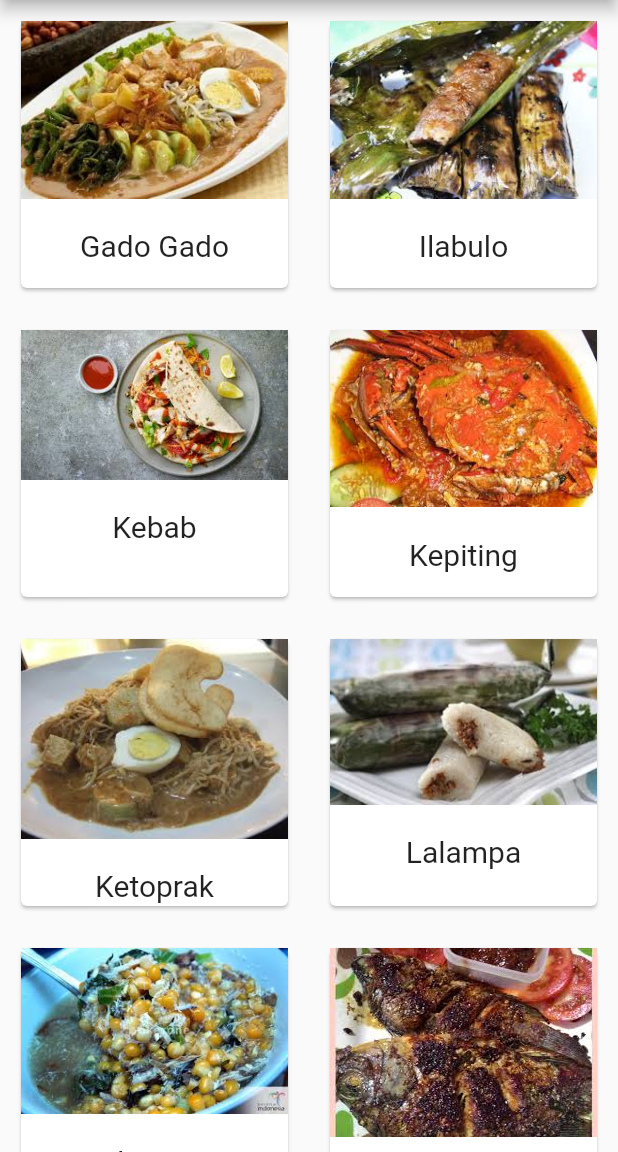
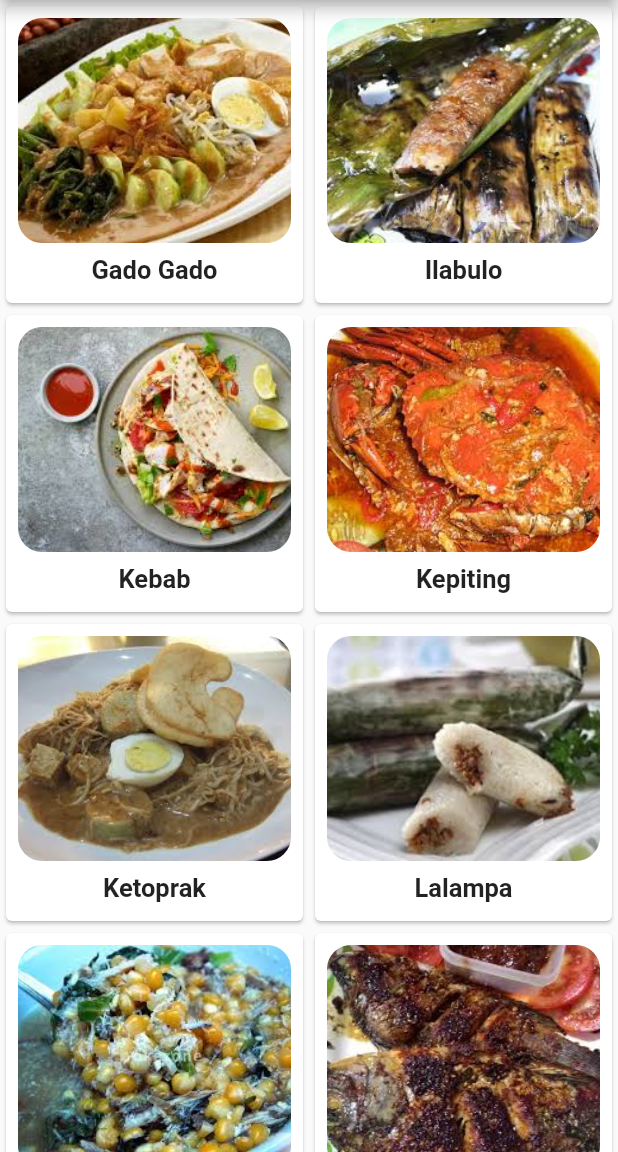
Before and after one commit to basriumar12/DicodingFLutterAcademy, a Flutter app: the screen it shows after launch, on a phone screen of 412 x 824 dp, the part 84-1236 px from its top. Run offline on Flutter 3.47's test engine with Material 2 defaults, Android fonts, the phone set to English and light mode, and no system bars.

Commit message:
new style for task one
another example for task one

```diff
--- a/lib/main.dart
+++ b/lib/main.dart
@@ -1,218 +1,226 @@
 import 'package:flutter/material.dart';
-
-void main() {
-  runApp(new MaterialApp(
-    title: "Makanan Enak",
-    home: new Main(),
-  ));
-}
-
-class Main extends StatefulWidget {
-  @override
-  _MainState createState() => new _MainState();
-}
-
-class _MainState extends State<Main> {
-  List<Container> daftarMakanan = new List();
-
-  var makanan = [
-    {"nama": "Gado Gado", "detail": "Gado-gado adalah makanan terenak dan terlejat dari sayuran","gambar": "gado.jpg"},
-    {"nama": "Ilabulo", "detail": "Ilabulo adalah makanan dari gorontalo yang enak dan lezat terbuat dari sagu","gambar": "ilabulo.jpg"},
-    {"nama": "Kebab", "detail": "Kebab isi macam-macam makanan yang berasal dari arab saudi yang lezat banget loh","gambar": "kebab.jpg"},
-    {"nama": "Kepiting", "detail": "kepiting saus padang sangat lezat dan enak, dimakan pakai nasi panas, uhh lezat banget","gambar": "kepiting.jpg"},
-    {"nama": "Ketoprak", "detail": "Ketoprak Cirebon yang selalu ada di malam hari, terbuat dari lontong dan saus kacang yang lezatnya membahana","gambar": "ketoprak.jpg"},
-
-    {"nama": "Lalampa", "detail": "Lalampa enak dimakan ketika panas, lalampa berisi nasi dan suir ikan, yang di buungkus dengan daun","gambar": "lalampa.jpg"},
-
-    {"nama": "Milu Siram", "detail": "Milu siram yaitu makanan dari gorontalo, terbuat dari jagung dan campuran kelapa yang enak dimakan dengan ikan cakalang dan dabu-dabu tumbuh","gambar": "milu.jpg"},
-
-    {"nama": "Mujair", "detail": "Mujair Bakar enak di sajikan dengan dabu-dabu tumbuh yang di goreng, rasa gak usah ditanya karena sangat enak dan lezat","gambar": "mujair.jpg"},
-
-    {"nama": "Nasi Kuning", "detail": "Nasi Kuning ada di semua daerah, biasanya di buat ketika ada yang berulang tahun","gambar": "nasikuning.jpg"},
-
-    {"nama": "Nasi Padang", "detail": "Siapa yang gak kenal nasi padang? wew nasi padang gak usah di tanya kelazatannya, di setiap daerah kita bisa jumpai warung padang dengan aneka ragam lauk dan sayurnya yang enak","gambar": "nasipadang.jpg"},
-
-    {"nama": "Nila", "detail": "Ikan nila, siapa yang sudah pernah rasa ikan satu ini, ikan nila enak di bakar dan di sajikan dengan sambal roa yang pedas banget","gambar": "nila.jpg"},
-
-    {"nama": "onde", "detail": "Onde-onde, satu jajanan ini enak loh, familiar kita dapatin di stree food, isinya macam-macam, ada kacang hijau, coklat, keju dan lain sebagainya","gambar": "onde.jpg"},
-
-    {"nama": "Popolulu", "detail": "Popolulu, ada yag tau jajanan ini ? ini jajanan berasal dari gorontalo loh, jajanan ini enak banget, apalagi dimakan ketika masih panas, gak kebayang lezatnya. Biasanya isinya ada ubi dan kacang ijo","gambar": "popolulu.jpg"},
-
-    {"nama": "Soto", "detail": "Soto, salah satu street food yang sering kita temui di jalanan yah, rasanya khas banget dan enak jika dimakan dikala cuaca dingin","gambar": "soto.jpg"},
-
-    {"nama": "Tuna", "detail": "Ikan Tuna, ada yang pernah makan ikan tuna? ikan ini salah satu spesies ikan besar yang dagingnya enak banget ya, karena ikan ini bisa di buat apa aja, dibakar, di goreng apalagi di sate pakai dabu-dabu pedas, woww....!! ","gambar": "tuna.jpg"},
+import 'package:flutter_app/screen/home.dart';
 
 
-  ];
 
-  _makeAlist() async {
-    for (var i = 0; i < makanan.length; i++) {
-      final loopingMakanan = makanan[i];
-      final String gambar = loopingMakanan["gambar"];
+void main() => runApp(MaterialApp(
+  home : Home(),
+  debugShowCheckedModeBanner: false,
+));
 
-      daftarMakanan.add(new Container(
-          padding: new EdgeInsets.all(10.0),
-          child: new Card(
-              child: new Column(
-                children: <Widget>[
-                  new Hero(
-                    tag: loopingMakanan['nama'],
-                    child: new Material(
-                      //memperbasar/memeprkecil animasi
-                      child: new InkWell(
-                        onTap: () =>
-                            Navigator.of(context).push(new MaterialPageRoute(
-                              builder: (BuildContext context) => new DetailMakanan(
-                                namaMakanan: loopingMakanan['nama'],
-                                detailMakanan: loopingMakanan['detail'],
-                                gambarMakanan: gambar,
-                              ),
-                            )),
-                        child: new Image.asset(
-                          "img/$gambar",
-                          fit: BoxFit.cover,
-                        ),
-                      ),
-                    ),
-                  ),
-                  new Padding(
-                    padding: new EdgeInsets.all(10.0),
-                  ),
-                  new Text(
-                    loopingMakanan['nama'],
-                    style: new TextStyle(fontSize: 20.0),
-                  )
-                ],
-              ))));
-    }
-  }
+// void main() {
+//   runApp(new MaterialApp(
+//     title: "Makanan Enak",
+//     home: new Main(),
+//   ));
+// }
 
-  @override
-  void initState() {
-    _makeAlist();
-    super.initState();
-  }
+// class Main extends StatefulWidget {
+//   @override
+//   _MainState createState() => new _MainState();
+// }
 
-  @override
-  Widget build(BuildContext context) {
-    return new Scaffold(
-      appBar: new AppBar(
-        title: new Text(
-          "Makanan",
-          style: new TextStyle(color: Colors.white),
-        ),
-      ),
-      body: new GridView.count(
-        crossAxisCount: 2,
-        children: daftarMakanan,
-      ),
-    );
-  }
-}
+// class _MainState extends State<Main> {
+//   List<Container> daftarMakanan = new List();
 
-class DetailMakanan extends StatelessWidget {
-  DetailMakanan({this.namaMakanan, this.detailMakanan, this.gambarMakanan});
-  final String namaMakanan;
-  final String detailMakanan;
-  final String gambarMakanan;
+//   var makanan = [
+//     {"nama": "Gado Gado", "detail": "Gado-gado adalah makanan terenak dan terlejat dari sayuran","gambar": "gado.jpg"},
+//     {"nama": "Ilabulo", "detail": "Ilabulo adalah makanan dari gorontalo yang enak dan lezat terbuat dari sagu","gambar": "ilabulo.jpg"},
+//     {"nama": "Kebab", "detail": "Kebab isi macam-macam makanan yang berasal dari arab saudi yang lezat banget loh","gambar": "kebab.jpg"},
+//     {"nama": "Kepiting", "detail": "kepiting saus padang sangat lezat dan enak, dimakan pakai nasi panas, uhh lezat banget","gambar": "kepiting.jpg"},
+//     {"nama": "Ketoprak", "detail": "Ketoprak Cirebon yang selalu ada di malam hari, terbuat dari lontong dan saus kacang yang lezatnya membahana","gambar": "ketoprak.jpg"},
 
-  @override
-  Widget build(BuildContext context) {
-    return new Scaffold(
-      body: new ListView(
-        children: <Widget>[
-          new Container(
-              height: 240.0,
-              child: new Hero(
-                tag: namaMakanan,
-                child: new Material(
-                  child: new InkWell(
-                    child: new Image.asset(
-                      "img/$gambarMakanan",
-                      fit: BoxFit.cover,
-                    ),
-                  ),
-                ),
-              )),
-          new BagianNamaMakanan(
-            namaVar: namaMakanan,
-          ),
-         // new BagianIcon(),
-          new DetailMakananPage(
-            detailMakanan: detailMakanan,
-          ),
-        ],
-      ),
-    );
-  }
-}
+//     {"nama": "Lalampa", "detail": "Lalampa enak dimakan ketika panas, lalampa berisi nasi dan suir ikan, yang di buungkus dengan daun","gambar": "lalampa.jpg"},
 
-class BagianNamaMakanan extends StatelessWidget {
-  BagianNamaMakanan({this.namaVar});
-  final String namaVar;
+//     {"nama": "Milu Siram", "detail": "Milu siram yaitu makanan dari gorontalo, terbuat dari jagung dan campuran kelapa yang enak dimakan dengan ikan cakalang dan dabu-dabu tumbuh","gambar": "milu.jpg"},
 
-  @override
-  Widget build(BuildContext context) {
-    return new Container(
-      padding: new EdgeInsets.all(10.0),
-      child: new Row(
-        children: <Widget>[
-          new Expanded(
-            child: new Column(
-              crossAxisAlignment: CrossAxisAlignment.start,
-              children: <Widget>[
-                new Text(
-                  namaVar,
-                  style: new TextStyle(fontSize: 20.0, color: Colors.red),
-                ),
-                new Text(
-                  "",
-                  style: new TextStyle(fontSize: 17.0, color: Colors.white10),
-                ),
-              ],
-            ),
-          ),
-          new Row(
-            children: <Widget>[
-              new Icon(
-                Icons.star,
-                size: 30.0,
-                color: Colors.red,
-              ),
-              new Text(
-                "5",
-                style: new TextStyle(fontSize: 18.0),
-              )
-            ],
-          )
-        ],
-      ),
-    );
-  }
-}
+//     {"nama": "Mujair", "detail": "Mujair Bakar enak di sajikan dengan dabu-dabu tumbuh yang di goreng, rasa gak usah ditanya karena sangat enak dan lezat","gambar": "mujair.jpg"},
+
+//     {"nama": "Nasi Kuning", "detail": "Nasi Kuning ada di semua daerah, biasanya di buat ketika ada yang berulang tahun","gambar": "nasikuning.jpg"},
+
+//     {"nama": "Nasi Padang", "detail": "Siapa yang gak kenal nasi padang? wew nasi padang gak usah di tanya kelazatannya, di setiap daerah kita bisa jumpai warung padang dengan aneka ragam lauk dan sayurnya yang enak","gambar": "nasipadang.jpg"},
+
+//     {"nama": "Nila", "detail": "Ikan nila, siapa yang sudah pernah rasa ikan satu ini, ikan nila enak di bakar dan di sajikan dengan sambal roa yang pedas banget","gambar": "nila.jpg"},
+
+//     {"nama": "onde", "detail": "Onde-onde, satu jajanan ini enak loh, familiar kita dapatin di street food, isinya macam-macam, ada kacang hijau, coklat, keju dan lain sebagainya","gambar": "onde.jpg"},
+
+//     {"nama": "Popolulu", "detail": "Popolulu, ada yag tau jajanan ini ? ini jajanan berasal dari gorontalo loh, jajanan ini enak banget, apalagi dimakan ketika masih panas, gak kebayang lezatnya. Biasanya isinya ada ubi dan kacang ijo","gambar": "popolulu.jpg"},
+
+//     {"nama": "Soto", "detail": "Soto, salah satu street food yang sering kita temui di jalanan yah, rasanya khas banget dan enak jika dimakan dikala cuaca dingin","gambar": "soto.jpg"},
+
+//     {"nama": "Tuna", "detail": "Ikan Tuna, ada yang pernah makan ikan tuna? ikan ini salah satu spesies ikan besar yang dagingnya enak banget ya, karena ikan ini bisa di buat apa aja, dibakar, di goreng apalagi di sate pakai dabu-dabu pedas, woww....!! ","gambar": "tuna.jpg"},
+
+
+//   ];
+
+//   _makeAlist() async {
+//     for (var i = 0; i < makanan.length; i++) {
+//       final loopingMakanan = makanan[i];
+//       final String gambar = loopingMakanan["gambar"];
+
+//       daftarMakanan.add(new Container(
+//           padding: new EdgeInsets.all(10.0),
+//           child: new Card(
+//               child: new Column(
+//                 children: <Widget>[
+//                   new Hero(
+//                     tag: loopingMakanan['nama'],
+//                     child: new Material(
+//                       //memperbasar/memeprkecil animasi
+//                       child: new InkWell(
+//                         onTap: () =>
+//                             Navigator.of(context).push(new MaterialPageRoute(
+//                               builder: (BuildContext context) => new DetailMakanan(
+//                                 namaMakanan: loopingMakanan['nama'],
+//                                 detailMakanan: loopingMakanan['detail'],
+//                                 gambarMakanan: gambar,
+//                               ),
+//                             )),
+//                         child: new Image.asset(
+//                           "img/$gambar",
+//                           fit: BoxFit.cover,
+//                         ),
+//                       ),
+//                     ),
+//                   ),
+//                   new Padding(
+//                     padding: new EdgeInsets.all(10.0),
+//                   ),
+//                   new Text(
+//                     loopingMakanan['nama'],
+//                     style: new TextStyle(fontSize: 20.0),
+//                   )
+//                 ],
+//               ))));
+//     }
+//   }
+
+//   @override
+//   void initState() {
+//     _makeAlist();
+//     super.initState();
+//   }
+
+//   @override
+//   Widget build(BuildContext context) {
+//     return new Scaffold(
+//       appBar: new AppBar(
+//         title: new Text(
+//           "Makanan",
+//           style: new TextStyle(color: Colors.white),
+//         ),
+//       ),
+//       body: new GridView.count(
+//         crossAxisCount: 2,
+//         children: daftarMakanan,
+//       ),
+//     );
+//   }
+// }
+
+// class DetailMakanan extends StatelessWidget {
+//   DetailMakanan({this.namaMakanan, this.detailMakanan, this.gambarMakanan});
+//   final String namaMakanan;
+//   final String detailMakanan;
+//   final String gambarMakanan;
+
+//   @override
+//   Widget build(BuildContext context) {
+//     return new Scaffold(
+//       body: new ListView(
+//         children: <Widget>[
+//           new Container(
+//               height: 240.0,
+//               child: new Hero(
+//                 tag: namaMakanan,
+//                 child: new Material(
+//                   child: new InkWell(
+//                     child: new Image.asset(
+//                       "img/$gambarMakanan",
+//                       fit: BoxFit.cover,
+//                     ),
+//                   ),
+//                 ),
+//               )),
+//           new BagianNamaMakanan(
+//             namaVar: namaMakanan,
+//           ),
+//          // new BagianIcon(),
+//           new DetailMakananPage(
+//             detailMakanan: detailMakanan,
+//           ),
+//         ],
+//       ),
+//     );
+//   }
+// }
+
+// class BagianNamaMakanan extends StatelessWidget {
+//   BagianNamaMakanan({this.namaVar});
+//   final String namaVar;
+
+//   @override
+//   Widget build(BuildContext context) {
+//     return new Container(
+//       padding: new EdgeInsets.all(10.0),
+//       child: new Row(
+//         children: <Widget>[
+//           new Expanded(
+//             child: new Column(
+//               crossAxisAlignment: CrossAxisAlignment.start,
+//               children: <Widget>[
+//                 new Text(
+//                   namaVar,
+//                   style: new TextStyle(fontSize: 20.0, color: Colors.red),
+//                 ),
+//                 new Text(
+//                   "",
+//                   style: new TextStyle(fontSize: 17.0, color: Colors.white10),
+//                 ),
+//               ],
+//             ),
+//           ),
+//           new Row(
+//             children: <Widget>[
+//               new Icon(
+//                 Icons.star,
+//                 size: 30.0,
+//                 color: Colors.red,
+//               ),
+//               new Text(
+//                 "5",
+//                 style: new TextStyle(fontSize: 18.0),
+//               )
+//             ],
+//           )
+//         ],
+//       ),
+//     );
+//   }
+// }
 
 
 
 
-class DetailMakananPage extends StatelessWidget {
+// class DetailMakananPage extends StatelessWidget {
 
-  DetailMakananPage({this.detailMakanan});
-  final String detailMakanan;
-  @override
-  Widget build(BuildContext context) {
-    return new Container(
-      padding: new EdgeInsets.all(10.0),
-      child: new Card(
-        child: new Padding(
-          padding: const EdgeInsets.all(10.0),
-          child: new Text(
-            detailMakanan
-          ,
-            style: new TextStyle(fontSize: 18.0),
-            textAlign: TextAlign.justify,
-          ),
-        ),
-      ),
-    );
-  }
-}
+//   DetailMakananPage({this.detailMakanan});
+//   final String detailMakanan;
+//   @override
+//   Widget build(BuildContext context) {
+//     return new Container(
+//       padding: new EdgeInsets.all(10.0),
+//       child: new Card(
+//         child: new Padding(
+//           padding: const EdgeInsets.all(10.0),
+//           child: new Text(
+//             detailMakanan
+//           ,
+//             style: new TextStyle(fontSize: 18.0),
+//             textAlign: TextAlign.justify,
+//           ),
+//         ),
+//       ),
+//     );
+//   }
+// }
--- /dev/null
+++ b/lib/model/model.dart
@@ -0,0 +1,31 @@
+class DataItem{
+  String nama;
+  String detail;
+  String gambar;
+
+  DataItem(
+    this.nama,
+    this.detail,
+    this.gambar
+  );
+
+}
+
+final List<DataItem> data =[
+    DataItem('Gado Gado',  'Gado-gado adalah makanan terenak dan terlejat dari sayuran', 'img/gado.jpg'),
+    DataItem('Ilabulo',  'Ilabulo adalah makanan dari gorontalo yang enak dan lezat terbuat dari sagu', 'img/ilabulo.jpg'),
+    DataItem('Kebab',  'Kebab isi macam-macam makanan yang berasal dari arab saudi yang lezat banget loh', 'img/kebab.jpg'),
+    DataItem('Kepiting',  'kepiting saus padang sangat lezat dan enak, dimakan pakai nasi panas, uhh lezat banget', 'img/kepiting.jpg'),
+    DataItem('Ketoprak',  'Ketoprak Cirebon yang selalu ada di malam hari, terbuat dari lontong dan saus kacang yang lezatnya membahana', 'img/ketoprak.jpg'),
+    DataItem('Lalampa',  'Lalampa enak dimakan ketika panas, lalampa berisi nasi dan suir ikan, yang di buungkus dengan daun', 'img/lalampa.jpg'),
+    DataItem('Milu Siram',  'Milu siram yaitu makanan dari gorontalo, terbuat dari jagung dan campuran kelapa yang enak dimakan dengan ikan cakalang dan dabu-dabu tumbuh', 'img/milu.jpg'),
+    DataItem('Mujair',  'Mujair Bakar enak di sajikan dengan dabu-dabu tumbuh yang di goreng, rasa gak usah ditanya karena sangat enak dan lezat', 'img/mujair.jpg'),
+    DataItem('Nasi Kuning',  'Nasi Kuning ada di semua daerah, biasanya di buat ketika ada yang berulang tahun', 'img/nasikuning.jpg'),
+    DataItem('Nasi Padang',  'Siapa yang gak kenal nasi padang? wew nasi padang gak usah di tanya kelazatannya, di setiap daerah kita bisa jumpai warung padang dengan aneka ragam lauk dan sayurnya yang enak', 'img/nasipadang.jpg'),
+    DataItem('Nila',  'Ikan nila, siapa yang sudah pernah rasa ikan satu ini, ikan nila enak di bakar dan di sajikan dengan sambal roa yang pedas banget', 'img/nila.jpg'),
+    DataItem('onde',  'Onde-onde, satu jajanan ini enak loh, familiar kita dapatin di street food, isinya macam-macam, ada kacang hijau, coklat, keju dan lain sebagainya', 'img/onde.jpg'),
+    DataItem('Popolulu',  'Popolulu, ada yag tau jajanan ini ? ini jajanan berasal dari gorontalo loh, jajanan ini enak banget, apalagi dimakan ketika masih panas, gak kebayang lezatnya. Biasanya isinya ada ubi dan kacang ijo', 'img/popolulu.jpg'),
+    DataItem('Soto',  'Soto, salah satu street food yang sering kita temui di jalanan yah, rasanya khas banget dan enak jika dimakan dikala cuaca dingin', 'img/soto.jpg'),
+    DataItem('Tuna',  'Ikan Tuna, ada yang pernah makan ikan tuna? ikan ini salah satu spesies ikan besar yang dagingnya enak banget ya, karena ikan ini bisa di buat apa aja, dibakar, di goreng apalagi di sate pakai dabu-dabu pedas, woww....!! ', 'img/tuna.jpg'),
+
+];
--- /dev/null
+++ b/lib/screen/home.dart
@@ -0,0 +1,92 @@
+import 'package:flutter/material.dart';
+import 'package:flutter_app/model/model.dart';
+import 'package:flutter_app/screen/detail.dart';
+
+class Home extends StatelessWidget {
+  @override
+  Widget build(BuildContext context) {
+    createlist(DataItem produk) => Container(
+          height: 120.0,
+          child: InkWell(
+            onTap: () {},
+            child: Card(
+              child: Column(
+                children: <Widget>[
+                  InkWell(
+                      onTap: () => Navigator.push(
+                          context,
+                          MaterialPageRoute(
+                              builder: (context) => Details(
+                                    namaMakanan: produk.nama,
+                                    gambarMakanan: produk.gambar,
+                                    detailMakanan: produk.detail,
+                                  ))),
+                      child: ColumnCustom(
+                        tag: produk.nama,
+                        gambar: produk.gambar,
+                        nama: produk.nama,
+                      ))
+                ],
+              ),
+            ),
+          ),
+        );
+
+    final grid = GridView.count(
+      crossAxisCount: 2,
+      children: data.map((produk) => createlist(produk)).toList(),
+    );
+
+    return Scaffold(
+      appBar: AppBar(
+        title: Text('Makanan'),
+      ),
+      body: grid,
+    );
+  }
+}
+
+class ColumnCustom extends StatelessWidget {
+  final String gambar, nama, tag;
+
+  ColumnCustom({this.nama, this.gambar, this.tag});
+
+  @override
+  Widget build(BuildContext context) {
+    return Column(
+      mainAxisAlignment: MainAxisAlignment.start,
+      children: <Widget>[
+        Padding(
+            padding: const EdgeInsets.all(8.0),
+            child: Hero(
+              tag: tag,
+              placeholderBuilder: (context, child) {
+                return Opacity(opacity: 0.2, child: child);
+              },
+              child: ClipRRect(
+                borderRadius: new BorderRadius.circular(16.0),
+                child: Image.asset(
+                  gambar,
+                  // height: 90.0,
+                  // width: 100.0,
+                  height: 150.0,
+                  fit: BoxFit.cover,
+                ),
+              ),
+            )),
+        SizedBox(
+          width: 5.0,
+        ),
+        Column(
+          crossAxisAlignment: CrossAxisAlignment.start,
+          children: <Widget>[
+            Text(
+              nama,
+              style: TextStyle(fontSize: 17.0, fontWeight: FontWeight.bold),
+            ),
+          ],
+        )
+      ],
+    );
+  }
+}
```
Also changed, not shown: lib/screen/detail.dart (added, +78 -0 lines).
